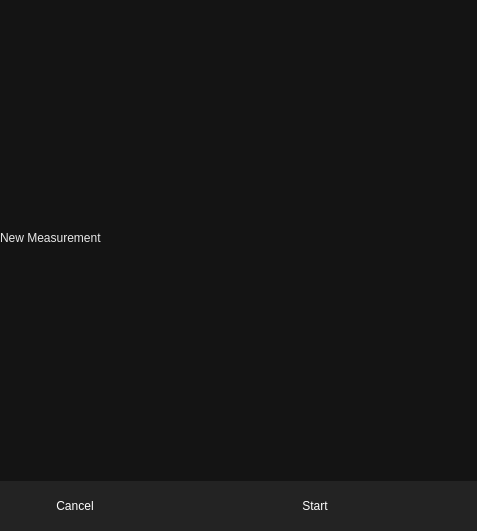
First picture: the form in src/ui/measure_dialog.ui, repository ligerr13/PE_Spectroradiometer, before the edit.
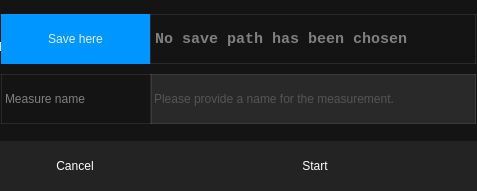
Second picture: the form after the edit.

```diff
--- a/src/ui/measure_dialog.ui
+++ b/src/ui/measure_dialog.ui
@@ -7,7 +7,7 @@
     <x>0</x>
     <y>0</y>
     <width>477</width>
-    <height>531</height>
+    <height>191</height>
    </rect>
   </property>
   <property name="windowTitle">
@@ -68,20 +68,293 @@
           <number>0</number>
          </property>
          <item>
-          <widget class="QLabel" name="label_2">
-           <property name="minimumSize">
-            <size>
-             <width>0</width>
-             <height>35</height>
-            </size>
+          <widget class="QScrollArea" name="scrollArea">
+           <property name="widgetResizable">
+            <bool>true</bool>
            </property>
-           <property name="styleSheet">
-            <string notr="true">font: 623 14pt &quot;Segoe UI&quot;;
-color: rgb(233, 233, 233);</string>
-           </property>
-           <property name="text">
-            <string>New Measurement</string>
-           </property>
+           <widget class="QWidget" name="scrollAreaWidgetContents">
+            <property name="geometry">
+             <rect>
+              <x>0</x>
+              <y>0</y>
+              <width>477</width>
+              <height>135</height>
+             </rect>
+            </property>
+            <property name="styleSheet">
+             <string notr="true"/>
+            </property>
+            <layout class="QGridLayout" name="gridLayout">
+             <property name="leftMargin">
+              <number>0</number>
+             </property>
+             <property name="topMargin">
+              <number>5</number>
+             </property>
+             <property name="rightMargin">
+              <number>0</number>
+             </property>
+             <property name="bottomMargin">
+              <number>0</number>
+             </property>
+             <property name="spacing">
+              <number>1</number>
+             </property>
+             <item row="0" column="0">
+              <widget class="QGroupBox" name="groupBox">
+               <property name="styleSheet">
+                <string notr="true">QGroupBox {
+  border-radius: 2px;
+  margin-top: 1.4em;
+  margin-bottom: 1;
+  font: 700 12pt &quot;Consolas&quot;;
+}
+QLineEdit {
+	font: 600 10pt &quot;Segoe UI&quot;;
+	background-color:  rgb(41,41,41);
+   color: white;
+	border-radius: 2px;
+}
+QPushButton {
+	background: rgb(0, 150, 255);
+	color: rgba(255,255,255, 0.85);
+	border-radius: 2px;
+	font: 600 10pt &quot;Segoe UI&quot;;
+}
+QPushButton:hover {
+	background: rgb(51, 180, 255);
+}
+QGroupBox::title {
+  background: transparent;
+  color: white;
+  padding-top: -30px;
+   padding-left: -18px;
+  margin: 0 15 15 15;
+}
+QLabel {
+	color: grey;
+	font: 550 11pt &quot;Consolas&quot;;
+}
+QSpinBox {
+		font: 600 10pt &quot;Segoe UI&quot;;
+ 		background-color:  rgb(41,41,41);
+		color: grey;
+		border-radius: 2px;
+		border: 0px;
+}
+QComboBox {
+		font: 700 10pt &quot;Segoe UI&quot;;
+ 		background-color:  rgb(41,41,41);
+		color: grey;
+		border-radius: 2px;
+		border: 0px;
+}</string>
+               </property>
+               <property name="title">
+                <string>Export Options</string>
+               </property>
+               <layout class="QVBoxLayout" name="verticalLayout">
+                <property name="spacing">
+                 <number>1</number>
+                </property>
+                <property name="leftMargin">
+                 <number>1</number>
+                </property>
+                <property name="topMargin">
+                 <number>0</number>
+                </property>
+                <property name="rightMargin">
+                 <number>1</number>
+                </property>
+                <property name="bottomMargin">
+                 <number>0</number>
+                </property>
+                <item>
+                 <widget class="QWidget" name="widget_3" native="true">
+                  <property name="minimumSize">
+                   <size>
+                    <width>0</width>
+                    <height>50</height>
+                   </size>
+                  </property>
+                  <property name="maximumSize">
+                   <size>
+                    <width>16777215</width>
+                    <height>50</height>
+                   </size>
+                  </property>
+                  <layout class="QHBoxLayout" name="horizontalLayout_3">
+                   <property name="spacing">
+                    <number>0</number>
+                   </property>
+                   <property name="leftMargin">
+                    <number>0</number>
+                   </property>
+                   <property name="topMargin">
+                    <number>0</number>
+                   </property>
+                   <property name="rightMargin">
+                    <number>0</number>
+                   </property>
+                   <property name="bottomMargin">
+                    <number>0</number>
+                   </property>
+                   <item>
+                    <widget class="QPushButton" name="pushButton">
+                     <property name="sizePolicy">
+                      <sizepolicy hsizetype="Expanding" vsizetype="Expanding">
+                       <horstretch>0</horstretch>
+                       <verstretch>0</verstretch>
+                      </sizepolicy>
+                     </property>
+                     <property name="minimumSize">
+                      <size>
+                       <width>149</width>
+                       <height>0</height>
+                      </size>
+                     </property>
+                     <property name="maximumSize">
+                      <size>
+                       <width>149</width>
+                       <height>999</height>
+                      </size>
+                     </property>
+                     <property name="styleSheet">
+                      <string notr="true">border: 0px; border-radius: 0px;</string>
+                     </property>
+                     <property name="text">
+                      <string>Save here</string>
+                     </property>
+                    </widget>
+                   </item>
+                   <item>
+                    <widget class="QLabel" name="label_3">
+                     <property name="sizePolicy">
+                      <sizepolicy hsizetype="Preferred" vsizetype="Expanding">
+                       <horstretch>0</horstretch>
+                       <verstretch>0</verstretch>
+                      </sizepolicy>
+                     </property>
+                     <property name="font">
+                      <font>
+                       <family>Consolas</family>
+                       <pointsize>11</pointsize>
+                       <italic>false</italic>
+                       <bold>true</bold>
+                      </font>
+                     </property>
+                     <property name="styleSheet">
+                      <string notr="true">border-top: 1px solid rgba(129, 129, 129, 50);
+border-bottom: 1px solid rgba(129, 129, 129, 50);
+border-radius: 0px;
+border: 1px solid rgba(129, 129, 129, 50); 
+color: grey;
+border-radius: 0px;</string>
+                     </property>
+                     <property name="text">
+                      <string>No save path has been chosen</string>
+                     </property>
+                    </widget>
+                   </item>
+                  </layout>
+                 </widget>
+                </item>
+                <item>
+                 <widget class="QWidget" name="widget_4" native="true">
+                  <property name="sizePolicy">
+                   <sizepolicy hsizetype="Preferred" vsizetype="Preferred">
+                    <horstretch>0</horstretch>
+                    <verstretch>0</verstretch>
+                   </sizepolicy>
+                  </property>
+                  <property name="minimumSize">
+                   <size>
+                    <width>0</width>
+                    <height>50</height>
+                   </size>
+                  </property>
+                  <property name="maximumSize">
+                   <size>
+                    <width>16777213</width>
+                    <height>50</height>
+                   </size>
+                  </property>
+                  <layout class="QHBoxLayout" name="horizontalLayout_5">
+                   <property name="spacing">
+                    <number>0</number>
+                   </property>
+                   <property name="leftMargin">
+                    <number>0</number>
+                   </property>
+                   <property name="topMargin">
+                    <number>0</number>
+                   </property>
+                   <property name="rightMargin">
+                    <number>0</number>
+                   </property>
+                   <property name="bottomMargin">
+                    <number>0</number>
+                   </property>
+                   <item>
+                    <widget class="QLabel" name="label_4">
+                     <property name="minimumSize">
+                      <size>
+                       <width>150</width>
+                       <height>0</height>
+                      </size>
+                     </property>
+                     <property name="maximumSize">
+                      <size>
+                       <width>150</width>
+                       <height>16777215</height>
+                      </size>
+                     </property>
+                     <property name="styleSheet">
+                      <string notr="true">border: 1px solid rgba(129, 129, 129, 50); 
+color: grey;
+border-radius: 0px;</string>
+                     </property>
+                     <property name="text">
+                      <string>Measure name</string>
+                     </property>
+                    </widget>
+                   </item>
+                   <item>
+                    <widget class="QLineEdit" name="fileName">
+                     <property name="minimumSize">
+                      <size>
+                       <width>0</width>
+                       <height>50</height>
+                      </size>
+                     </property>
+                     <property name="maximumSize">
+                      <size>
+                       <width>16777215</width>
+                       <height>50</height>
+                      </size>
+                     </property>
+                     <property name="styleSheet">
+                      <string notr="true">border-radius: 0px;  font: 6 10pt &quot;Consolas&quot;;
+border: 1px solid rgba(129, 129, 129, 50); 
+color: grey;
+border-radius: 0px;</string>
+                     </property>
+                     <property name="text">
+                      <string/>
+                     </property>
+                     <property name="placeholderText">
+                      <string>Please provide a name for the measurement.</string>
+                     </property>
+                    </widget>
+                   </item>
+                  </layout>
+                 </widget>
+                </item>
+               </layout>
+              </widget>
+             </item>
+            </layout>
+           </widget>
           </widget>
          </item>
         </layout>
```
Left out of the diff: 6 changed lines with no effect on the pictures.
